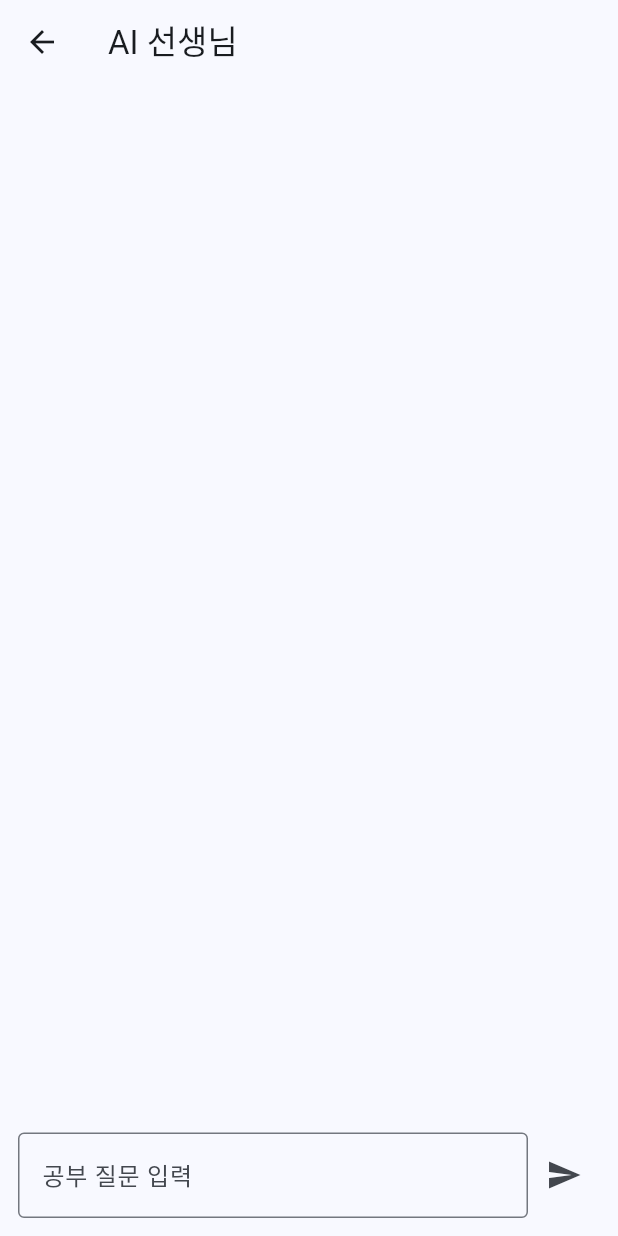
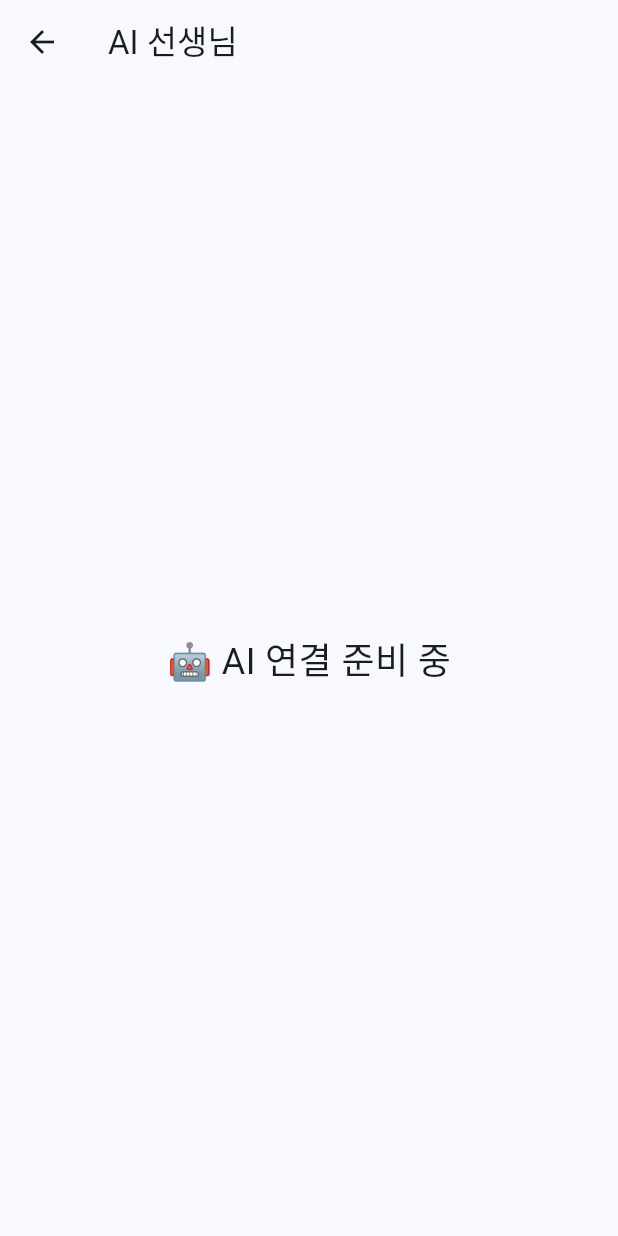
Before and after one commit to daljuee0828-blip/notia, a Flutter app: the AIScreen screen opened directly, on a phone screen of 412 x 824 dp. Run offline on Flutter 3.47's test engine with Material 3 defaults, Android fonts, the phone set to English and light mode, and no system bars; statements that could not run were skipped.

Commit message:
ai_screen.dart 업데이트

```diff
--- a/lib/screens/ai_screen.dart
+++ b/lib/screens/ai_screen.dart
@@ -1,93 +1,31 @@
 import 'package:flutter/material.dart';
 
-class AIScreen extends StatefulWidget {
+
+class AIScreen extends StatelessWidget {
+
 const AIScreen({super.key});
-
-  @override
-  State<AIScreen> createState() => _AIScreenState();
-}
-
-class _AIScreenState extends State<AIScreen> {
-
-  final TextEditingController controller = TextEditingController();
-
-  List<String> messages = [];
-
-  void sendMessage() {
-    if (controller.text.isEmpty) return;
-
-    setState(() {
-      messages.add("나: ${controller.text}");
-      messages.add("AI: 질문을 분석하고 있어요...");
-      controller.clear();
-    });
-  }
 
 
 @override
-  Widget build(BuildContext context) {
+Widget build(BuildContext context){
 
 return Scaffold(
 
-      appBar: AppBar(
-        title: const Text("AI 선생님"),
+appBar:AppBar(
+title:const Text("AI 선생님"),
 ),
 
-      body: Column(
+body:const Center(
 
-        children: [
+child:Text(
+"🤖 AI 연결 준비 중",
+style:TextStyle(fontSize:24),
+),
 
-          Expanded(
-            child: ListView.builder(
-              itemCount: messages.length,
+),
 
-              itemBuilder: (context, index){
-
-                return Padding(
-                  padding: const EdgeInsets.all(12),
-
-                  child: Text(
-                    messages[index],
-                    style: const TextStyle(
-                      fontSize: 17,
-                    ),
-                  ),
 );
 
-              },
-            ),
-          ),
+}
 
-
-          Padding(
-            padding: const EdgeInsets.all(12),
-
-            child: Row(
-
-              children: [
-
-                Expanded(
-                  child: TextField(
-                    controller: controller,
-                    decoration: const InputDecoration(
-                      hintText: "공부 질문 입력",
-                      border: OutlineInputBorder(),
-                    ),
-                  ),
-                ),
-
-
-                IconButton(
-                  icon: const Icon(Icons.send),
-                  onPressed: sendMessage,
-                )
-
-              ],
-            ),
-          )
-
-        ],
-      ),
-    );
 }
-}
```
Lines whose indentation alone changed are shown as unchanged.
